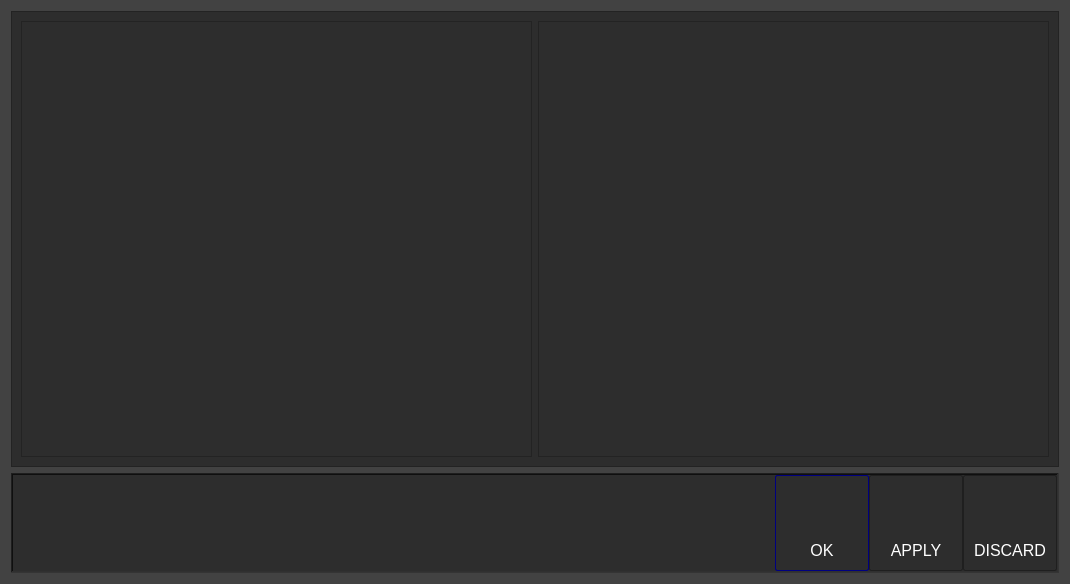
First picture: the form in inputsdialog.ui, repository shokace/GT9000, before the edit.
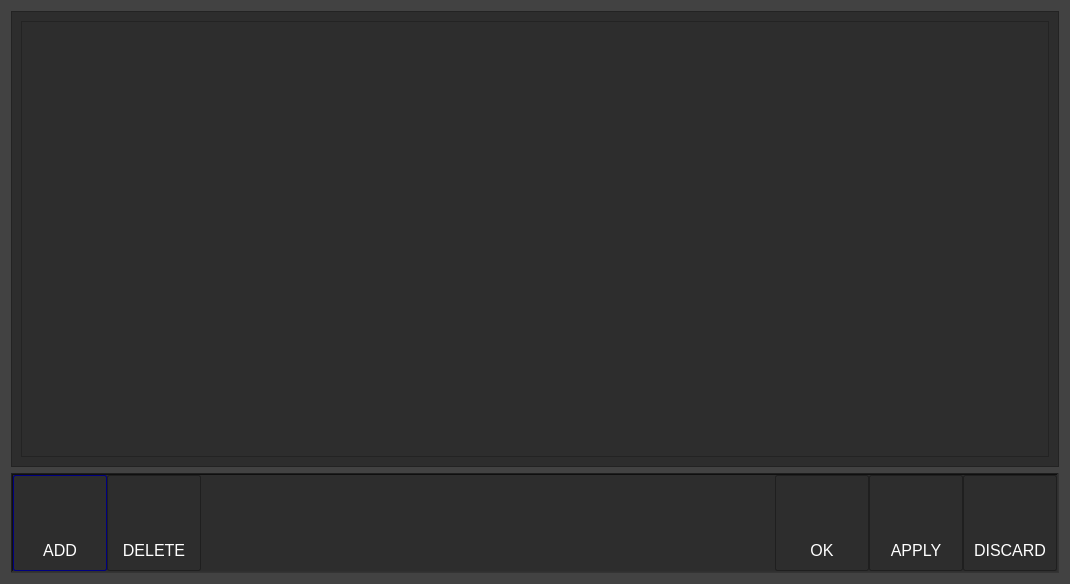
Second picture: the form after the edit.

Patch:
```diff
--- a/inputsdialog.ui
+++ b/inputsdialog.ui
@@ -65,24 +65,7 @@
      </property>
      <layout class="QHBoxLayout" name="horizontalLayout_7">
       <item>
-       <widget class="QFrame" name="frame_6">
-        <property name="frameShape">
-         <enum>QFrame::StyledPanel</enum>
-        </property>
-        <property name="frameShadow">
-         <enum>QFrame::Raised</enum>
-        </property>
-       </widget>
-      </item>
-      <item>
-       <widget class="QFrame" name="frame_7">
-        <property name="frameShape">
-         <enum>QFrame::StyledPanel</enum>
-        </property>
-        <property name="frameShadow">
-         <enum>QFrame::Raised</enum>
-        </property>
-       </widget>
+       <widget class="QColumnView" name="columnView"/>
       </item>
      </layout>
     </widget>
@@ -129,6 +112,57 @@
       <property name="bottomMargin">
        <number>0</number>
       </property>
+      <item>
+       <layout class="QHBoxLayout" name="horizontalLayout_8">
+        <property name="spacing">
+         <number>0</number>
+        </property>
+        <item>
+         <widget class="QPushButton" name="okButton_3">
+          <property name="maximumSize">
+           <size>
+            <width>100</width>
+            <height>100</height>
+           </size>
+          </property>
+          <property name="font">
+           <font>
+            <pointsize>-1</pointsize>
+            <bold>false</bold>
+           </font>
+          </property>
+          <property name="styleSheet">
+           <string notr="true"/>
+          </property>
+          <property name="text">
+           <string>ADD</string>
+          </property>
+         </widget>
+        </item>
+        <item>
+         <widget class="QPushButton" name="applyButton_3">
+          <property name="maximumSize">
+           <size>
+            <width>100</width>
+            <height>100</height>
+           </size>
+          </property>
+          <property name="font">
+           <font>
+            <pointsize>-1</pointsize>
+            <bold>false</bold>
+           </font>
+          </property>
+          <property name="styleSheet">
+           <string notr="true"/>
+          </property>
+          <property name="text">
+           <string>DELETE</string>
+          </property>
+         </widget>
+        </item>
+       </layout>
+      </item>
       <item>
        <spacer name="horizontalSpacer">
         <property name="orientation">
```
